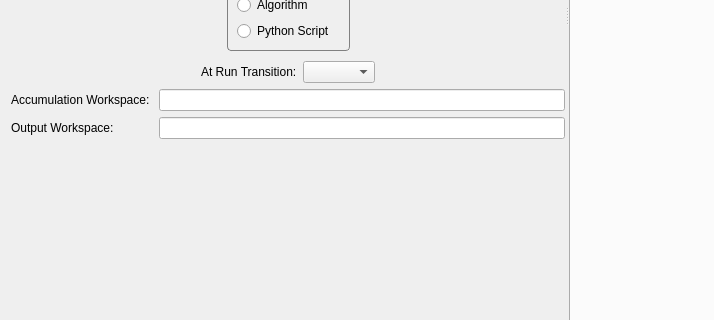
This is Code/Mantid/MantidQt/CustomDialogs/inc/MantidQtCustomDialogs/StartLiveDataDialog.ui in mantidproject/mantid as Qt 5 draws it before an edit; both pictures show x 0 to 714 and y 438 to 758 of the 988 by 905 pixel window. The edited form follows.
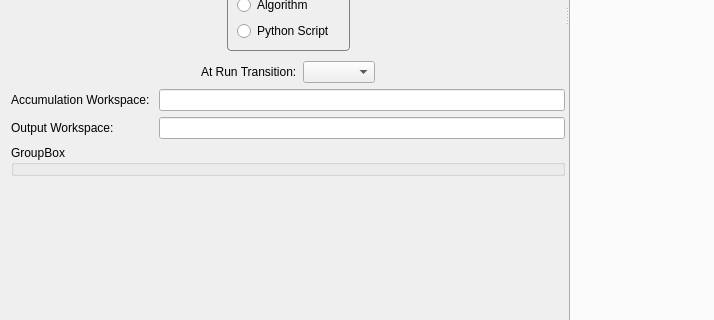
This is the edited form. Custom widgets are drawn as their Qt base class.

Commit message: Re #9958. StartLiveData passes properties to listener.

The edit to the form file:
```diff
--- a/Code/Mantid/MantidQt/CustomDialogs/inc/MantidQtCustomDialogs/StartLiveDataDialog.ui
+++ b/Code/Mantid/MantidQt/CustomDialogs/inc/MantidQtCustomDialogs/StartLiveDataDialog.ui
@@ -481,6 +481,13 @@
          </item>
         </layout>
        </item>
+       <item>
+        <widget class="QGroupBox" name="listenerProps">
+         <property name="title">
+          <string>GroupBox</string>
+         </property>
+        </widget>
+       </item>
        <item>
         <spacer name="verticalSpacer">
          <property name="orientation">
```
Left out of the diff: 4 changed lines with no effect on the pictures. The commit also changes 11 other files.
